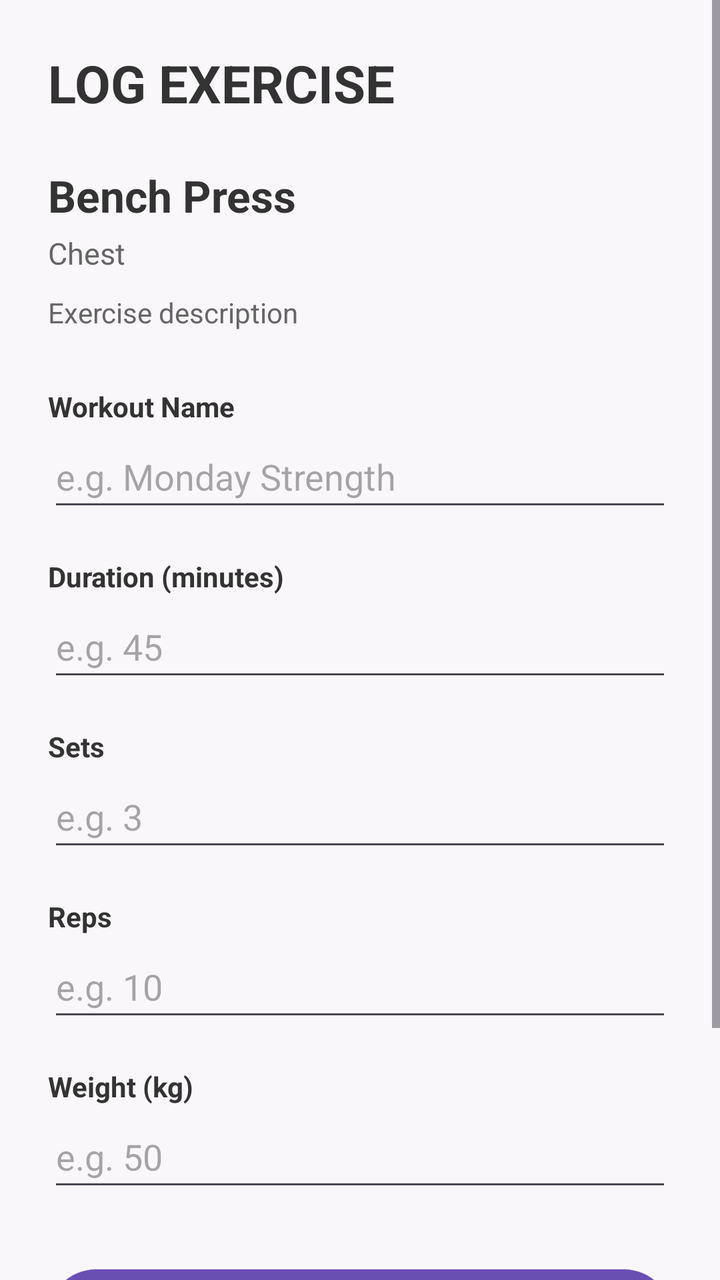
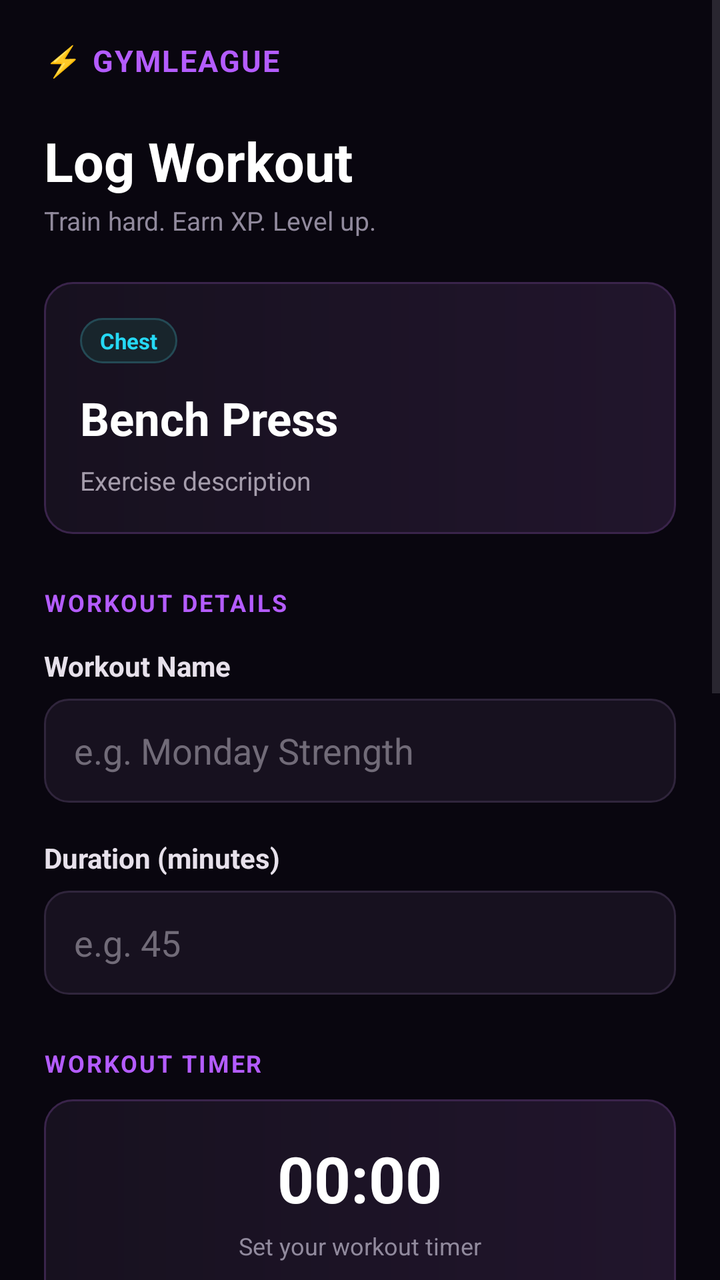

Two renders of the same Android screen: before a commit and after it. Below are the layout's source before the change and the commit's diff.
<!-- AndroidManifest.xml: application theme Theme.GymLeague -->
<!-- res/layout/activity_log_exercise.xml -->
<?xml version="1.0" encoding="utf-8"?>
<ScrollView
    xmlns:android="http://schemas.android.com/apk/res/android"
    android:layout_width="match_parent"
    android:layout_height="match_parent"
    android:fillViewport="true"
    android:background="#FAF7FA">

    <LinearLayout
        android:layout_width="match_parent"
        android:layout_height="wrap_content"
        android:orientation="vertical"
        android:padding="24dp">

        <TextView
            android:id="@+id/tvLogTitle"
            android:layout_width="wrap_content"
            android:layout_height="wrap_content"
            android:text="LOG EXERCISE"
            android:textSize="26sp"
            android:textStyle="bold"
            android:textColor="#333333" />

        <TextView
            android:id="@+id/tvSelectedExercise"
            android:layout_width="match_parent"
            android:layout_height="wrap_content"
            android:layout_marginTop="24dp"
            android:text="Bench Press"
            android:textSize="22sp"
            android:textStyle="bold"
            android:textColor="#333333" />

        <TextView
            android:id="@+id/tvSelectedMuscleGroup"
            android:layout_width="match_parent"
            android:layout_height="wrap_content"
            android:layout_marginTop="4dp"
            android:text="Chest"
            android:textSize="15sp"
            android:textColor="#666666" />

        <TextView
            android:id="@+id/tvExerciseDescription"
            android:layout_width="match_parent"
            android:layout_height="wrap_content"
            android:layout_marginTop="10dp"
            android:text="Exercise description"
            android:textSize="14sp"
            android:textColor="#666666" />

        <TextView
            android:layout_width="wrap_content"
            android:layout_height="wrap_content"
            android:layout_marginTop="28dp"
            android:text="Workout Name"
            android:textStyle="bold"
            android:textColor="#333333" />

        <EditText
            android:id="@+id/etWorkoutName"
            android:layout_width="match_parent"
            android:layout_height="wrap_content"
            android:hint="e.g. Monday Strength"
            android:inputType="textCapWords"
            android:minHeight="48dp" />

        <TextView
            android:layout_width="wrap_content"
            android:layout_height="wrap_content"
            android:layout_marginTop="18dp"
            android:text="Duration (minutes)"
            android:textStyle="bold"
            android:textColor="#333333" />

        <EditText
            android:id="@+id/etDuration"
            android:layout_width="match_parent"
            android:layout_height="wrap_content"
            android:hint="e.g. 45"
            android:inputType="number"
            android:minHeight="48dp" />

        <TextView
            android:layout_width="wrap_content"
            android:layout_height="wrap_content"
            android:layout_marginTop="18dp"
            android:text="Sets"
            android:textStyle="bold"
            android:textColor="#333333" />

        <EditText
            android:id="@+id/etSets"
            android:layout_width="match_parent"
            android:layout_height="wrap_content"
            android:hint="e.g. 3"
            android:inputType="number"
            android:minHeight="48dp" />

        <TextView
            android:layout_width="wrap_content"
            android:layout_height="wrap_content"
            android:layout_marginTop="18dp"
            android:text="Reps"
            android:textStyle="bold"
            android:textColor="#333333" />

        <EditText
            android:id="@+id/etReps"
            android:layout_width="match_parent"
            android:layout_height="wrap_content"
            android:hint="e.g. 10"
            android:inputType="number"
            android:minHeight="48dp" />

        <TextView
            android:layout_width="wrap_content"
            android:layout_height="wrap_content"
            android:layout_marginTop="18dp"
            android:text="Weight (kg)"
            android:textStyle="bold"
            android:textColor="#333333" />

        <EditText
            android:id="@+id/etWeight"
            android:layout_width="match_parent"
            android:layout_height="wrap_content"
            android:hint="e.g. 50"
            android:inputType="numberDecimal"
            android:minHeight="48dp" />

        <Button
            android:id="@+id/btnAddToWorkout"
            android:layout_width="match_parent"
            android:layout_height="56dp"
            android:layout_marginTop="30dp"
            android:text="SAVE WORKOUT"
            android:textStyle="bold" />

        <Button
            android:id="@+id/btnClear"
            android:layout_width="match_parent"
            android:layout_height="52dp"
            android:layout_marginTop="10dp"
            android:layout_marginBottom="24dp"
            android:text="CLEAR"
            android:textStyle="bold" />

    </LinearLayout>

</ScrollView>
<!-- resources referenced by this layout -->
<resources>
  <style name="Theme.GymLeague" parent="Base.Theme.GymLeague" />
  <style name="Base.Theme.GymLeague" parent="Theme.Material3.DayNight.NoActionBar">
          <item name="colorPrimary">@color/gym_purple</item>
          <item name="colorOnPrimary">@color/white</item>
          <item name="colorPrimaryContainer">@color/gym_purple_container</item>
          <item name="colorOnPrimaryContainer">@color/gym_purple_dark</item>
  
          <item name="colorSecondary">@color/gym_blue</item>
          <item name="colorOnSecondary">@color/white</item>
          <item name="colorSecondaryContainer">@color/gym_blue_container</item>
          <item name="colorOnSecondaryContainer">@color/gym_blue_dark</item>
  
          <item name="colorTertiary">@color/gym_gold</item>
  
          <item name="android:colorBackground">@color/background_light</item>
          <item name="colorOnBackground">@color/on_surface_light</item>
  
          <item name="colorSurface">@color/surface_light</item>
          <item name="colorOnSurface">@color/on_surface_light</item>
  
          <item name="colorError">@color/gym_error</item>
          <item name="colorErrorContainer">@color/gym_error_container</item>
          <item name="colorOnError">@color/white</item>
  
          <item name="android:statusBarColor">@color/gym_purple</item>
          <item name="android:windowLightStatusBar">false</item>
      </style>
  <color name="gym_purple">#6A4FB3</color>
  <color name="white">#FFFFFFFF</color>
  <color name="gym_purple_container">#EDE6FA</color>
  <color name="gym_purple_dark">#4A3080</color>
  <color name="gym_blue">#4A6CF7</color>
  <color name="gym_blue_container">#E3E9FF</color>
  <color name="gym_blue_dark">#2F49C4</color>
  <color name="gym_gold">#FFB300</color>
  <color name="background_light">#FAF7FA</color>
  <color name="on_surface_light">#1C1B1F</color>
  <color name="surface_light">#FFFFFF</color>
  <color name="gym_error">#B3261E</color>
  <color name="gym_error_container">#F9DEDC</color>
</resources>

<!-- the commit's change to res/layout/activity_log_exercise.xml (unified diff, before → after) -->
@@ -4,137 +4,341 @@
     android:layout_width="match_parent"
     android:layout_height="match_parent"
     android:fillViewport="true"
-    android:background="#FAF7FA">
+    android:background="#09060F">
 
     <LinearLayout
         android:layout_width="match_parent"
         android:layout_height="wrap_content"
         android:orientation="vertical"
-        android:padding="24dp">
-
+        android:paddingStart="22dp"
+        android:paddingTop="20dp"
+        android:paddingEnd="22dp"
+        android:paddingBottom="30dp">
+
+        
+        <TextView
+            android:layout_width="wrap_content"
+            android:layout_height="wrap_content"
+            android:text="⚡ GYMLEAGUE"
+            android:textColor="#B45CFF"
+            android:textSize="15sp"
+            android:textStyle="bold"
+            android:letterSpacing="0.05" />
+
+        
         <TextView
             android:id="@+id/tvLogTitle"
             android:layout_width="wrap_content"
             android:layout_height="wrap_content"
-            android:text="LOG EXERCISE"
-            android:textSize="26sp"
+            android:layout_marginTop="22dp"
+            android:text="Log Workout"
+            android:textColor="#FFFFFF"
+            android:textSize="27sp"
+            android:textStyle="bold" />
+
+        <TextView
+            android:layout_width="wrap_content"
+            android:layout_height="wrap_content"
+            android:layout_marginTop="3dp"
+            android:text="Train hard. Earn XP. Level up."
+            android:textColor="#918A9D"
+            android:textSize="13sp" />
+
+        
+        <LinearLayout
+            android:layout_width="match_parent"
+            android:layout_height="wrap_content"
+            android:layout_marginTop="22dp"
+            android:background="@drawable/bg_exercise_card"
+            android:orientation="vertical"
+            android:padding="18dp">
+
+            <TextView
+                android:id="@+id/tvSelectedMuscleGroup"
+                android:layout_width="wrap_content"
+                android:layout_height="wrap_content"
+                android:background="@drawable/bg_muscle_tag"
+                android:paddingStart="10dp"
+                android:paddingTop="4dp"
+                android:paddingEnd="10dp"
+                android:paddingBottom="4dp"
+                android:text="Chest"
+                android:textColor="#25D9F5"
+                android:textSize="11sp"
+                android:textStyle="bold" />
+
+            <TextView
+                android:id="@+id/tvSelectedExercise"
+                android:layout_width="match_parent"
+                android:layout_height="wrap_content"
+                android:layout_marginTop="12dp"
+                android:text="Bench Press"
+                android:textColor="#FFFFFF"
+                android:textSize="23sp"
+                android:textStyle="bold" />
+
+            <TextView
+                android:id="@+id/tvExerciseDescription"
+                android:layout_width="match_parent"
+                android:layout_height="wrap_content"
+                android:layout_marginTop="7dp"
+                android:lineSpacingExtra="2dp"
+                android:text="Exercise description"
+                android:textColor="#A59DAC"
+                android:textSize="13sp" />
+
+        </LinearLayout>
+
+        
+        <TextView
+            android:layout_width="wrap_content"
+            android:layout_height="wrap_content"
+            android:layout_marginTop="26dp"
+            android:text="WORKOUT DETAILS"
+            android:textColor="#B45CFF"
+            android:textSize="12sp"
             android:textStyle="bold"
-            android:textColor="#333333" />
-
-        <TextView
-            android:id="@+id/tvSelectedExercise"
-            android:layout_width="match_parent"
-            android:layout_height="wrap_content"
-            android:layout_marginTop="24dp"
-            android:text="Bench Press"
-            android:textSize="22sp"
-            android:textStyle="bold"
-            android:textColor="#333333" />
-
-        <TextView
-            android:id="@+id/tvSelectedMuscleGroup"
-            android:layout_width="match_parent"
-            android:layout_height="wrap_content"
-            android:layout_marginTop="4dp"
-            android:text="Chest"
-            android:textSize="15sp"
-            android:textColor="#666666" />
-
-        <TextView
-            android:id="@+id/tvExerciseDescription"
-            android:layout_width="match_parent"
-            android:layout_height="wrap_content"
-            android:layout_marginTop="10dp"
-            android:text="Exercise description"
-            android:textSize="14sp"
-            android:textColor="#666666" />
-
-        <TextView
-            android:layout_width="wrap_content"
-            android:layout_height="wrap_content"
-            android:layout_marginTop="28dp"
+            android:letterSpacing="0.08" />
+
+        <TextView
+            android:layout_width="wrap_content"
+            android:layout_height="wrap_content"
+            android:layout_marginTop="14dp"
             android:text="Workout Name"
-            android:textStyle="bold"
-            android:textColor="#333333" />
+            android:textColor="#E7E1EB"
+            android:textStyle="bold" />
 
         <EditText
             android:id="@+id/etWorkoutName"
             android:layout_width="match_parent"
-            android:layout_height="wrap_content"
+            android:layout_height="52dp"
+            android:layout_marginTop="7dp"
+            android:background="@drawable/bg_gym_search"
             android:hint="e.g. Monday Strength"
             android:inputType="textCapWords"
-            android:minHeight="48dp" />
+            android:paddingStart="15dp"
+            android:paddingEnd="15dp"
+            android:textColor="#FFFFFF"
+            android:textColorHint="#716B78" />
 
         <TextView
             android:layout_width="wrap_content"
             android:layout_height="wrap_content"
             android:layout_marginTop="18dp"
             android:text="Duration (minutes)"
-            android:textStyle="bold"
-            android:textColor="#333333" />
+            android:textColor="#E7E1EB"
+            android:textStyle="bold" />
 
         <EditText
             android:id="@+id/etDuration"
             android:layout_width="match_parent"
-            android:layout_height="wrap_content"
+            android:layout_height="52dp"
+            android:layout_marginTop="7dp"
+            android:background="@drawable/bg_gym_search"
             android:hint="e.g. 45"
             android:inputType="number"
-            android:minHeight="48dp" />
-
-        <TextView
-            android:layout_width="wrap_content"
-            android:layout_height="wrap_content"
-            android:layout_marginTop="18dp"
-            android:text="Sets"
+            android:paddingStart="15dp"
+            android:paddingEnd="15dp"
+            android:textColor="#FFFFFF"
+            android:textColorHint="#716B78" />
+
+        
+        <TextView
+            android:layout_width="wrap_content"
+            android:layout_height="wrap_content"
+            android:layout_marginTop="26dp"
+            android:text="WORKOUT TIMER"
+            android:textColor="#B45CFF"
+            android:textSize="12sp"
             android:textStyle="bold"
-            android:textColor="#333333" />
-
-        <EditText
-            android:id="@+id/etSets"
-            android:layout_width="match_parent"
-            android:layout_height="wrap_content"
-            android:hint="e.g. 3"
-            android:inputType="number"
-            android:minHeight="48dp" />
-
-        <TextView
-            android:layout_width="wrap_content"
-            android:layout_height="wrap_content"
-            android:layout_marginTop="18dp"
-            android:text="Reps"
+            android:letterSpacing="0.08" />
+
+        <LinearLayout
+            android:layout_width="match_parent"
+            android:layout_height="wrap_content"
+            android:layout_marginTop="10dp"
+            android:background="@drawable/bg_exercise_card"
+            android:gravity="center"
+            android:orientation="vertical"
+            android:padding="18dp">
+
+            <TextView
+                android:id="@+id/tvTimer"
+                android:layout_width="wrap_content"
+                android:layout_height="wrap_content"
+                android:text="00:00"
+                android:textColor="#FFFFFF"
+                android:textSize="32sp"
+                android:textStyle="bold" />
+
+            <TextView
+                android:layout_width="wrap_content"
+                android:layout_height="wrap_content"
+                android:layout_marginTop="4dp"
+                android:text="Set your workout timer"
+                android:textColor="#918A9D"
+                android:textSize="12sp" />
+
+            <EditText
+                android:id="@+id/etTimerMinutes"
+                android:layout_width="match_parent"
+                android:layout_height="50dp"
+                android:layout_marginTop="14dp"
+                android:background="@drawable/bg_gym_search"
+                android:gravity="center"
+                android:hint="Enter minutes"
+                android:inputType="number"
+                android:textColor="#FFFFFF"
+                android:textColorHint="#716B78" />
+
+            <LinearLayout
+                android:layout_width="match_parent"
+                android:layout_height="wrap_content"
+                android:layout_marginTop="10dp"
+                android:orientation="horizontal">
+
+                <Button
+                    android:id="@+id/btnStartTimer"
+                    android:layout_width="0dp"
+                    android:layout_height="50dp"
+                    android:layout_marginEnd="5dp"
+                    android:layout_weight="1"
+                    android:backgroundTint="#8A2BE2"
+                    android:text="START"
+                    android:textColor="#FFFFFF"
+                    android:textStyle="bold" />
+
+                <Button
+                    android:id="@+id/btnResetTimer"
+                    android:layout_width="0dp"
+                    android:layout_height="50dp"
+                    android:layout_marginStart="5dp"
+                    android:layout_weight="1"
+                    android:backgroundTint="#17111F"
+                    android:text="RESET"
+                    android:textColor="#25D9F5"
+                    android:textStyle="bold" />
+
+            </LinearLayout>
+
+        </LinearLayout>
+
+        
+        <TextView
+            android:layout_width="wrap_content"
+            android:layout_height="wrap_content"
+            android:layout_marginTop="26dp"
+            android:text="SET DETAILS"
+            android:textColor="#25D9F5"
+            android:textSize="12sp"
             android:textStyle="bold"
-            android:textColor="#333333" />
-
-        <EditText
-            android:id="@+id/etReps"
-            android:layout_width="match_parent"
-            android:layout_height="wrap_content"
-            android:hint="e.g. 10"
-            android:inputType="number"
-            android:minHeight="48dp" />
+            android:letterSpacing="0.08" />
+
+        <LinearLayout
+            android:layout_width="match_parent"
+            android:layout_height="wrap_content"
+            android:layout_marginTop="12dp"
+            android:orientation="horizontal"
+            android:weightSum="2">
+
+            
+            <LinearLayout
+                android:layout_width="0dp"
+                android:layout_height="wrap_content"
+                android:layout_weight="1"
+                android:layout_marginEnd="6dp"
+                android:orientation="vertical">
+
+                <TextView
+                    android:layout_width="wrap_content"
+                    android:layout_height="wrap_content"
+                    android:text="Sets"
+                    android:textColor="#E7E1EB"
+                    android:textStyle="bold" />
+
+                <EditText
+                    android:id="@+id/etSets"
+                    android:layout_width="match_parent"
+                    android:layout_height="52dp"
+                    android:layout_marginTop="7dp"
+                    android:background="@drawable/bg_gym_search"
+                    android:gravity="center"
+                    android:hint="3"
+                    android:inputType="number"
+                    android:textColor="#FFFFFF"
+                    android:textColorHint="#716B78"
+                    android:textSize="18sp"
+                    android:textStyle="bold" />
+
+            </LinearLayout>
+
+            
+            <LinearLayout
+                android:layout_width="0dp"
+                android:layout_height="wrap_content"
+                android:layout_weight="1"
+                android:layout_marginStart="6dp"
+                android:orientation="vertical">
+
+                <TextView
+                    android:layout_width="wrap_content"
+                    android:layout_height="wrap_content"
+                    android:text="Reps"
+                    android:textColor="#E7E1EB"
+                    android:textStyle="bold" />
+
+                <EditText
+                    android:id="@+id/etReps"
+                    android:layout_width="match_parent"
+                    android:layout_height="52dp"
+                    android:layout_marginTop="7dp"
+                    android:background="@drawable/bg_gym_search"
+                    android:gravity="center"
+                    android:hint="10"
+                    android:inputType="number"
+                    android:textColor="#FFFFFF"
+                    android:textColorHint="#716B78"
+                    android:textSize="18sp"
+                    android:textStyle="bold" />
+
+            </LinearLayout>
+
+        </LinearLayout>
 
         <TextView
             android:layout_width="wrap_content"
             android:layout_height="wrap_content"
             android:layout_marginTop="18dp"
             android:text="Weight (kg)"
-            android:textStyle="bold"
-            android:textColor="#333333" />
+            android:textColor="#E7E1EB"
+            android:textStyle="bold" />
 
         <EditText
             android:id="@+id/etWeight"
             android:layout_width="match_parent"
-            android:layout_height="wrap_content"
-            android:hint="e.g. 50"
+            android:layout_height="52dp"
+            android:layout_marginTop="7dp"
+            android:background="@drawable/bg_gym_search"
+            android:gravity="center"
+            android:hint="50"
             android:inputType="numberDecimal"
-            android:minHeight="48dp" />
-
+            android:paddingStart="15dp"
+            android:paddingEnd="15dp"
+            android:textColor="#FFFFFF"
+            android:textColorHint="#716B78"
+            android:textSize="18sp"
+            android:textStyle="bold" />
+
+        
         <Button
             android:id="@+id/btnAddToWorkout"
             android:layout_width="match_parent"
-            android:layout_height="56dp"
+            android:layout_height="58dp"
             android:layout_marginTop="30dp"
-            android:text="SAVE WORKOUT"
+            android:backgroundTint="#8A2BE2"
+            android:text="COMPLETE WORKOUT  ⚡"
+            android:textColor="#FFFFFF"
+            android:textSize="15sp"
             android:textStyle="bold" />
 
         <Button
@@ -142,8 +346,9 @@
             android:layout_width="match_parent"
             android:layout_height="52dp"
             android:layout_marginTop="10dp"
-            android:layout_marginBottom="24dp"
+            android:backgroundTint="#17111F"
             android:text="CLEAR"
+            android:textColor="#A59DAC"
             android:textStyle="bold" />
 
     </LinearLayout>
<!-- resource entries referenced after the edit -->
@@ -1,5 +1,56 @@
 <!-- resources referenced by this layout -->
 <resources>
+  <!-- drawable bg_exercise_card (drawable) -->
+  <?xml version="1.0" encoding="utf-8"?>
+  <shape xmlns:android="http://schemas.android.com/apk/res/android"
+      android:shape="rectangle">
+  
+      <gradient
+          android:angle="0"
+          android:startColor="#17111F"
+          android:endColor="#21152C" />
+  
+      <stroke
+          android:width="1dp"
+          android:color="#3A244B" />
+  
+      <corners android:radius="14dp" />
+  
+  </shape>
+  <!-- drawable bg_gym_search (drawable) -->
+  <?xml version="1.0" encoding="utf-8"?>
+  <shape xmlns:android="http://schemas.android.com/apk/res/android"
+      android:shape="rectangle">
+  
+      <solid android:color="#17111F" />
+  
+      <stroke
+          android:width="1dp"
+          android:color="#30253C" />
+  
+      <corners android:radius="12dp" />
+  
+      <padding
+          android:left="12dp"
+          android:top="8dp"
+          android:right="12dp"
+          android:bottom="8dp" />
+  
+  </shape>
+  <!-- drawable bg_muscle_tag (drawable) -->
+  <?xml version="1.0" encoding="utf-8"?>
+  <shape xmlns:android="http://schemas.android.com/apk/res/android"
+      android:shape="rectangle">
+  
+      <solid android:color="#18252C" />
+  
+      <stroke
+          android:width="1dp"
+          android:color="#244A55" />
+  
+      <corners android:radius="20dp" />
+  
+  </shape>
   <style name="Theme.GymLeague" parent="Base.Theme.GymLeague" />
   <style name="Base.Theme.GymLeague" parent="Theme.Material3.DayNight.NoActionBar">
           <item name="colorPrimary">@color/gym_purple</item>
